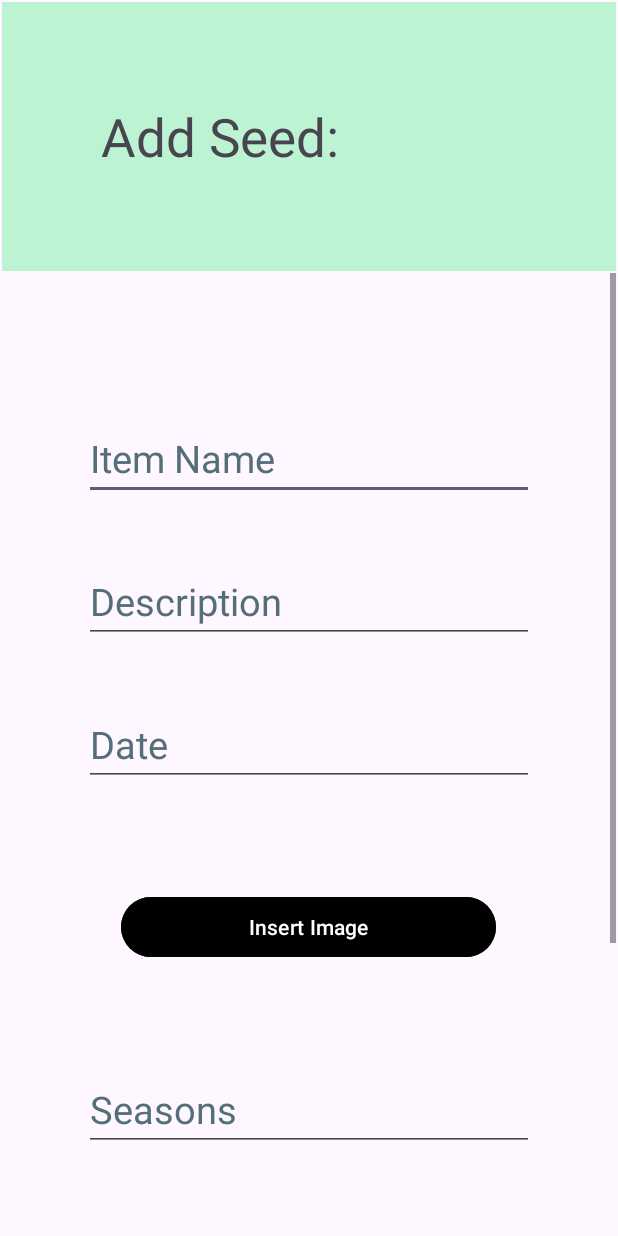
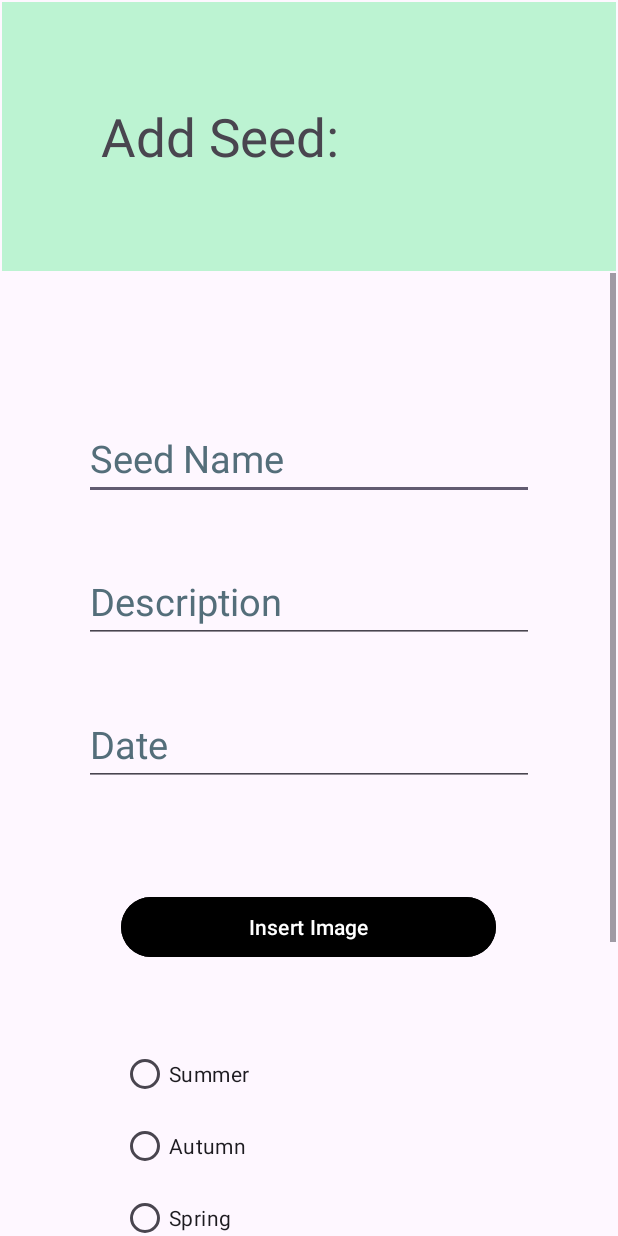
Before and after one commit to SassyTheSasquatch42069/SeedSavvy1, an Android app: the layout add_item.xml on its own in the app's theme, with its tools: preview values and no code run, on a phone screen of 412 x 824 dp. Run offline under Robolectric (Android 15) with nearby library versions, the phone set to English and light mode, and no system bars.

Commit message:
Fixing Item Page

```diff
--- a/app/src/main/res/layout/add_item.xml
+++ b/app/src/main/res/layout/add_item.xml
@@ -111,34 +111,40 @@
                 android:text="@string/cat_img"
                 android:minHeight="48dp"
                 android:textColorHint="#546E7A" />
-            <!-- Date created -->
-            <EditText
-                android:id="@+id/seasons"
-                android:layout_width="300dp"
+
+            <!-- Seasons -->
+            <!-- Gender -->
+            <RadioGroup
+                android:id="@+id/genderRadioGroup"
+                android:layout_width="250dp"
                 android:layout_height="wrap_content"
-                android:hint="@string/item_season"
-                android:minHeight="48dp"
-                tools:ignore="TextContrastCheck"
-                android:inputType="text"
-                android:layout_margin="20dp"
-                android:layout_gravity="center"
-                android:textColorHint="#546E7A"
-                android:importantForAutofill="no"
-                android:textSize="25sp"/>
-            <!-- Date created -->
-            <EditText
-                android:id="@+id/climate"
-                android:layout_width="300dp"
-                android:layout_height="wrap_content"
-                android:hint="@string/item_climate"
-                android:minHeight="48dp"
-                tools:ignore="TextContrastCheck"
-                android:inputType="text"
-                android:layout_margin="20dp"
-                android:layout_gravity="center"
-                android:textColorHint="#546E7A"
-                android:importantForAutofill="no"
-                android:textSize="25sp"/>
+                android:orientation="vertical"
+                android:layout_gravity="center">
+
+                <RadioButton
+                    android:id="@+id/summer_button"
+                    android:layout_width="wrap_content"
+                    android:layout_height="wrap_content"
+                    android:text="@string/summer" />
+
+                <RadioButton
+                    android:id="@+id/autumn_button"
+                    android:layout_width="wrap_content"
+                    android:layout_height="wrap_content"
+                    android:text="@string/autumn" />
+
+                <RadioButton
+                    android:id="@+id/winter_button"
+                    android:layout_width="wrap_content"
+                    android:layout_height="wrap_content"
+                    android:text="@string/winter" />
+
+                <RadioButton
+                    android:id="@+id/spring_button"
+                    android:layout_width="wrap_content"
+                    android:layout_height="wrap_content"
+                    android:text="@string/spring" />
+            </RadioGroup>
 
             <!-- Create Category Button -->
             <Button
--- a/app/src/main/res/layout/create_category.xml
+++ b/app/src/main/res/layout/create_category.xml
@@ -105,25 +105,13 @@
                 android:importantForAutofill="no"
                 android:textSize="25sp"/>
 
-            <!-- Insert Image -->
-            <Button
-                android:id="@+id/category_Image"
-                android:layout_width="250dp"
-                android:layout_height="wrap_content"
-                android:layout_gravity="center"
-                android:backgroundTint="@color/black"
-                android:layout_margin="50dp"
-                android:text="@string/cat_img"
-                android:minHeight="48dp"
-                android:textColorHint="#546E7A" />
-
             <!-- Create Category Button -->
             <Button
                 android:id="@+id/create_cat_click"
                 android:layout_width="250dp"
                 android:layout_height="wrap_content"
                 android:layout_gravity="center"
-                android:layout_marginTop="20dp"
+                android:layout_marginTop="100dp"
                 android:backgroundTint="@color/Yellow"
                 android:minHeight="48dp"
                 android:text="@string/create_cat"
--- a/app/src/main/res/values/strings.xml
+++ b/app/src/main/res/values/strings.xml
@@ -55,16 +55,23 @@
 
     <!--    Add Item-->
     <string name="item_header">Add Seed:</string>
-    <string name="item_name">Item Name</string>
+    <string name="item_name">Seed Name</string>
     <string name="item_description">Description</string>
     <string name="item_date">Date</string>
     <string name="item_season">Seasons</string>
+    <string name="summer">Summer</string>
+    <string name="winter">Spring</string>
+    <string name="autumn">Autumn</string>
+    <string name="spring">Winter</string>
     <string name="item_climate">Climate</string>
 
     <!--    View List-->
-    <string name="list_header">View List:</string>
+    <string name="list_header">View Seed List:</string>
     <string name="select_category">Select a Category</string>
     <string name="Search">search item:</string>
+    <string name="SeedName">Grow:</string>
+    <string name="SeedDesc">search item:</string>
+    <string name="SeedSeason">Grow Season:</string>
 
     <!--    Achievements-->
     <string name="achievements_header">Achievements:</string>
```
